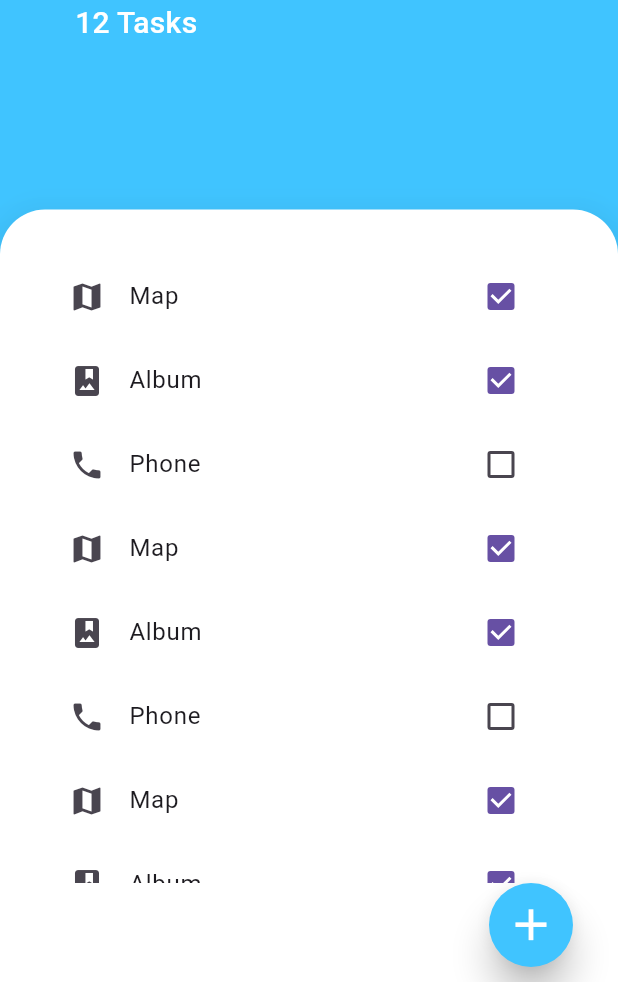
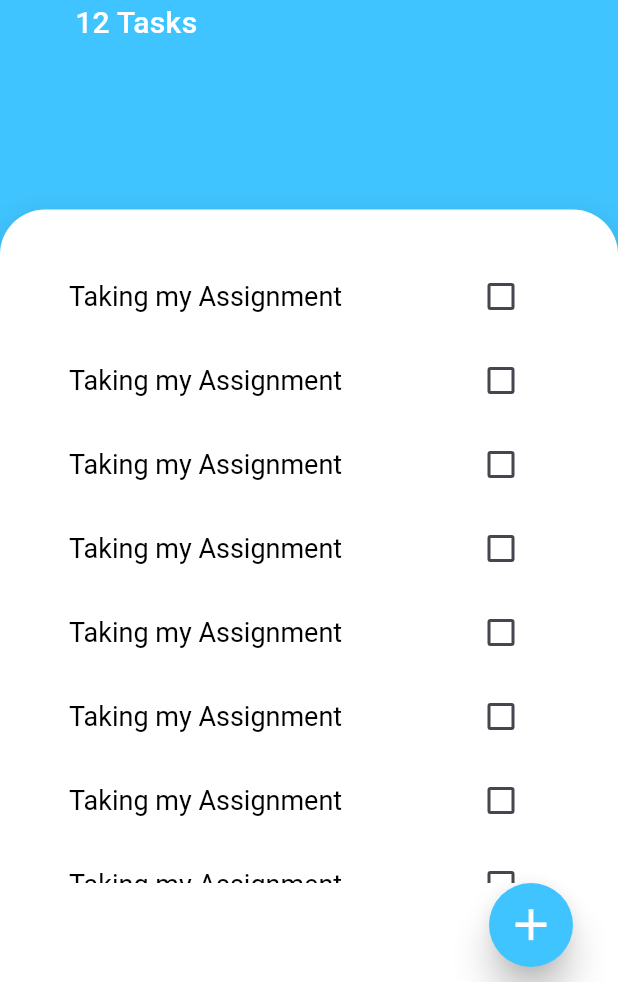
Before and after one commit to Zedestar/flutter_todo_app, a Flutter app: the screen it shows after launch, on a phone screen of 412 x 824 dp, the part 254-1236 px from its top. Run offline on Flutter 3.47's test engine with Material 3 defaults, Android fonts, the phone set to English and light mode, and no system bars.

Commit message:
Dealing with the layout od todo app towards statemanagements

```diff
--- a/lib/components/task_tile.dart
+++ b/lib/components/task_tile.dart
@@ -1,26 +1,34 @@
 import 'package:flutter/material.dart';
 
-class Task extends StatefulWidget {
-  const Task(
+class TaskTile extends StatefulWidget {
+  const TaskTile(
       {super.key,
       required this.taskName,
       required this.isTaskChecked,
       required this.onPressingTask});
 
   final bool? isTaskChecked;
-  final Title taskName;
+  final String taskName;
   final void Function(bool?) onPressingTask;
 
   @override
-  State<Task> createState() => _TaskState();
+  State<TaskTile> createState() => _TaskTileState();
 }
 
-class _TaskState extends State<Task> {
+class _TaskTileState extends State<TaskTile> {
   @override
   Widget build(BuildContext context) {
     return ListTile(
-      title: widget.taskName,
-      trailing: widget.isTaskChecked,
+      title: Text(
+        widget.taskName,
+        style: TextStyle(
+          color: Colors.black,
+          fontSize: 18.0,
+        ),
+      ),
+      titleTextStyle: TextStyle(fontSize: 20.0),
+      trailing: Checkbox(
+          value: widget.isTaskChecked, onChanged: widget.onPressingTask),
     );
   }
 }
--- a/lib/screen/tasks_screen.dart
+++ b/lib/screen/tasks_screen.dart
@@ -94,116 +94,61 @@ class _TasksScreenState extends State<TasksScreen> {
                       mainAxisAlignment: MainAxisAlignment.spaceBetween,
                       children: [
                         Expanded(
-                          child: ListView(
-                            children: <Widget>[
-                              ListTile(
-                                leading: Icon(Icons.map),
-                                title: Text('Map'),
-                                trailing: Checkbox(
-                                  value: true,
-                                  onChanged: (bool? value) {
-                                    value = false;
-                                    print("On changed button was pressed");
-                                  },
+                          child: Scrollbar(
+                            child: ListView(
+                              children: <Widget>[
+                                TaskTile(
+                                  taskName: "Taking my Assignment",
+                                  isTaskChecked: false,
+                                  onPressingTask: (isTaskChecked) {},
                                 ),
-                              ),
-                              ListTile(
-                                leading: Icon(Icons.photo_album),
-                                title: Text('Album'),
-                                trailing: Checkbox(
-                                  value: true,
-                                  onChanged: (onChanged) {},
+                                TaskTile(
+                                  taskName: "Taking my Assignment",
+                                  isTaskChecked: false,
+                                  onPressingTask: (isTaskChecked) {},
                                 ),
-                              ),
-                              ListTile(
-                                leading: Icon(Icons.phone),
-                                title: Text('Phone'),
-                                trailing: Checkbox(
-                                  value: false,
-                                  onChanged: (onChanged) {},
+                                TaskTile(
+                                  taskName: "Taking my Assignment",
+                                  isTaskChecked: false,
+                                  onPressingTask: (isTaskChecked) {},
                                 ),
-                              ),
-                              ListTile(
-                                leading: Icon(Icons.map),
-                                title: Text('Map'),
-                                trailing: Checkbox(
-                                  value: true,
-                                  onChanged: (onChanged) {},
+                                TaskTile(
+                                  taskName: "Taking my Assignment",
+                                  isTaskChecked: false,
+                                  onPressingTask: (isTaskChecked) {},
                                 ),
-                              ),
-                              ListTile(
-                                leading: Icon(Icons.photo_album),
-                                title: Text('Album'),
-                                trailing: Checkbox(
-                                  value: true,
-                                  onChanged: (onChanged) {},
+                                TaskTile(
+                                  taskName: "Taking my Assignment",
+                                  isTaskChecked: false,
+                                  onPressingTask: (isTaskChecked) {},
                                 ),
-                              ),
-                              ListTile(
-                                leading: Icon(Icons.phone),
-                                title: Text('Phone'),
-                                trailing: Checkbox(
-                                  value: false,
-                                  onChanged: (onChanged) {},
+                                TaskTile(
+                                  taskName: "Taking my Assignment",
+                                  isTaskChecked: false,
+                                  onPressingTask: (isTaskChecked) {},
                                 ),
-                              ),
-                              ListTile(
-                                leading: Icon(Icons.map),
-                                title: Text('Map'),
-                                trailing: Checkbox(
-                                  value: true,
-                                  onChanged: (onChanged) {},
+                                TaskTile(
+                                  taskName: "Taking my Assignment",
+                                  isTaskChecked: false,
+                                  onPressingTask: (isTaskChecked) {},
                                 ),
-                              ),
-                              ListTile(
-                                leading: Icon(Icons.photo_album),
-                                title: Text('Album'),
-                                trailing: Checkbox(
-                                  value: true,
-                                  onChanged: (onChanged) {},
+                                TaskTile(
+                                  taskName: "Taking my Assignment",
+                                  isTaskChecked: false,
+                                  onPressingTask: (isTaskChecked) {},
                                 ),
-                              ),
-                              ListTile(
-                                leading: Icon(Icons.phone),
-                                title: Text('Phone'),
-                                trailing: Checkbox(
-                                  value: false,
-                                  onChanged: (onChanged) {},
+                                TaskTile(
+                                  taskName: "Taking my Assignment",
+                                  isTaskChecked: false,
+                                  onPressingTask: (isTaskChecked) {},
                                 ),
-                              ),
-                              ListTile(
-                                leading: Icon(Icons.map),
-                                title: Text('Map'),
-                                trailing: Checkbox(
-                                  value: true,
-                                  onChanged: (onChanged) {},
-                                ),
-                              ),
-                              ListTile(
-                                leading: Icon(Icons.photo_album),
-                                title: Text('Album'),
-                                trailing: Checkbox(
-                                  value: true,
-                                  onChanged: (onChanged) {},
-                                ),
-                              ),
-                              ListTile(
-                                leading: Icon(Icons.phone),
-                                title: Text('Phone'),
-                                trailing: Checkbox(
-                                  value: false,
-                                  onChanged: (onChanged) {},
-                                ),
-                              ),
-                            ],
+                              ],
+                            ),
                           ),
                         ),
                         Row(
                           mainAxisAlignment: MainAxisAlignment.end,
                           children: [
-                            SizedBox(
-                              width: 10.0,
-                            ),
                             MyCustomizedButton(
                               buttonIcon: Icons.add,
                               whenPressed: () {},
```
